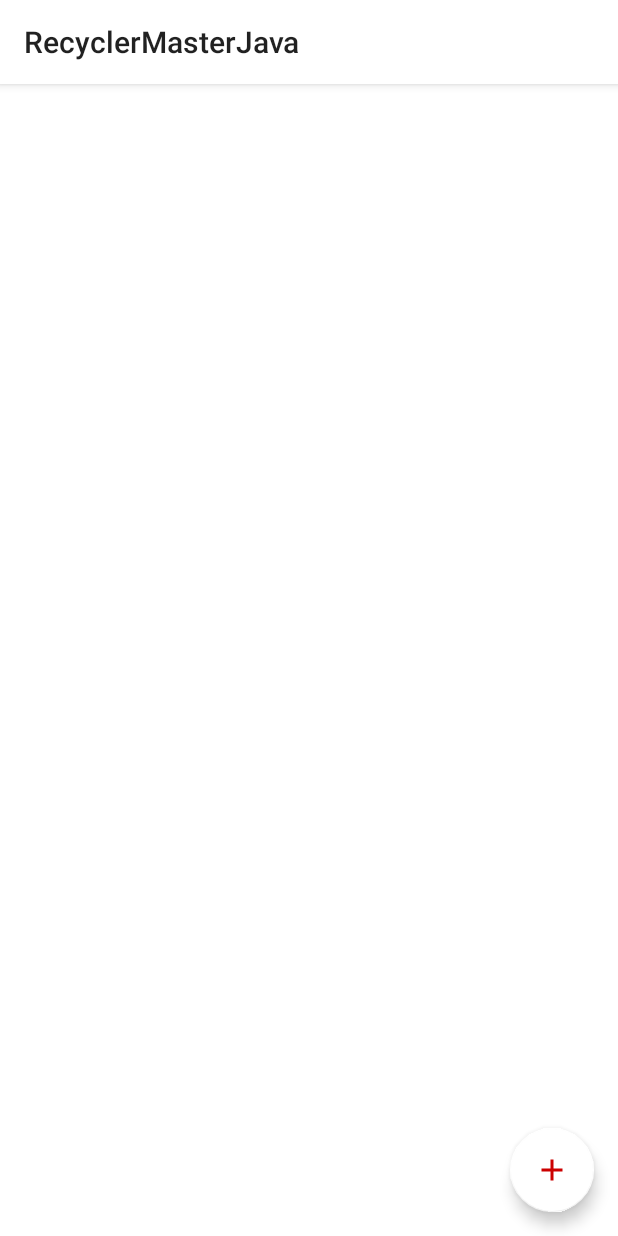
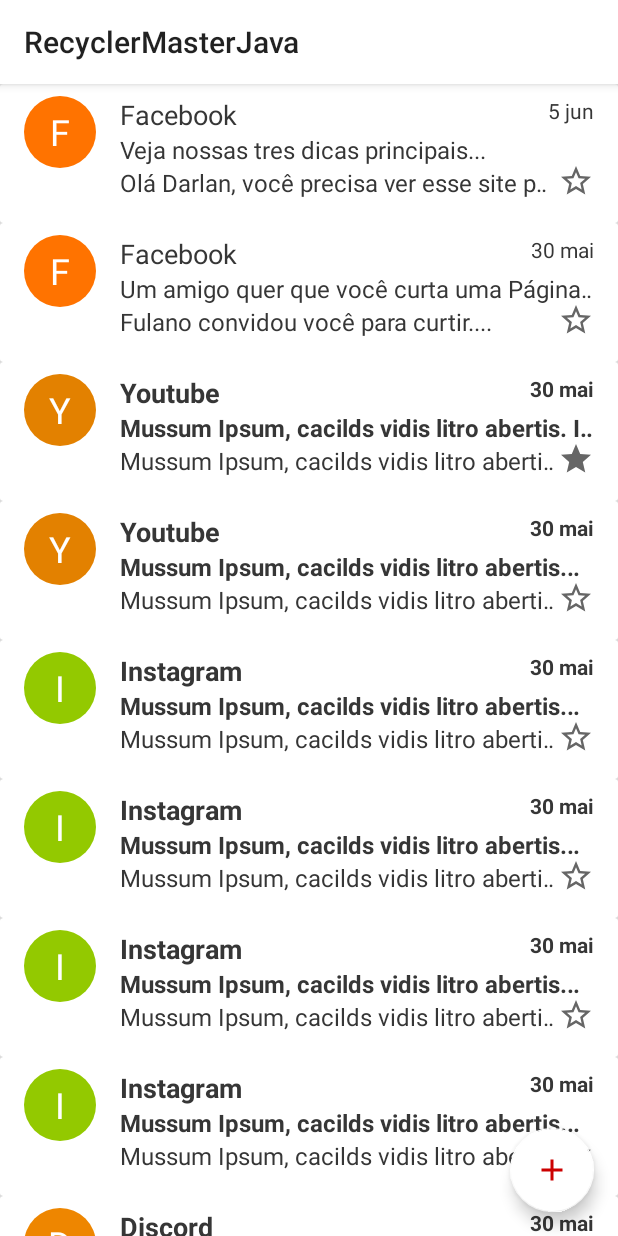
Before and after one commit to gabrieldarlan/recyclerviewjava, an Android app: the screen it shows after launch (MainActivity), on a phone screen of 412 x 824 dp. Run offline under Robolectric (Android 15) with nearby library versions, the phone set to English and light mode, and no system bars.

Commit message:
projeto completo

```diff
--- a/app/build.gradle
+++ b/app/build.gradle
@@ -20,6 +20,10 @@ android {
             proguardFiles getDefaultProguardFile('proguard-android-optimize.txt'), 'proguard-rules.pro'
         }
     }
+    compileOptions {
+        sourceCompatibility JavaVersion.VERSION_1_8
+        targetCompatibility JavaVersion.VERSION_1_8
+    }
 }
 
 dependencies {
--- /dev/null
+++ b/app/src/main/java/com/gdarlan/recyclermasterjava/EmailAdapter.java
@@ -0,0 +1,96 @@
+package com.gdarlan.recyclermasterjava;
+
+import android.graphics.Color;
+import android.graphics.Typeface;
+import android.graphics.drawable.ShapeDrawable;
+import android.graphics.drawable.shapes.OvalShape;
+import android.view.LayoutInflater;
+import android.view.View;
+import android.view.ViewGroup;
+import android.widget.ImageView;
+import android.widget.TextView;
+
+import androidx.annotation.ColorInt;
+import androidx.annotation.NonNull;
+import androidx.recyclerview.widget.RecyclerView;
+
+import com.gdarlan.recyclermasterjava.model.Email;
+
+import java.util.List;
+
+public class EmailAdapter extends RecyclerView.Adapter<EmailAdapter.EmaiViewHolder> {
+    private final List<Email> emails;
+
+    public EmailAdapter(List<Email> emails) {
+        this.emails = emails;
+    }
+
+    @NonNull
+    @Override
+    public EmaiViewHolder onCreateViewHolder(@NonNull ViewGroup parent, int viewType) {
+        View view = LayoutInflater.from(parent.getContext()).inflate(R.layout.email_item,
+                parent, false);
+
+        return new EmaiViewHolder(view);
+    }
+
+    @Override
+    public void onBindViewHolder(@NonNull EmaiViewHolder holder, int position) {
+        Email email = emails.get(position);
+        holder.bind(email);
+    }
+
+    @Override
+    public int getItemCount() {
+        return emails.size();
+    }
+
+    class EmaiViewHolder extends RecyclerView.ViewHolder {
+
+        TextView txtUser;
+        TextView txtIcon;
+        TextView txtSubject;
+        TextView txtPreview;
+        TextView txtDate;
+        ImageView imgStar;
+
+        public EmaiViewHolder(@NonNull View itemView) {
+            super(itemView);
+            txtUser = itemView.findViewById(R.id.txt_user);
+            txtIcon = itemView.findViewById(R.id.txt_icon);
+            txtSubject = itemView.findViewById(R.id.txt_subject);
+            txtPreview = itemView.findViewById(R.id.txt_preview);
+            txtDate = itemView.findViewById(R.id.txt_date);
+            imgStar = itemView.findViewById(R.id.img_star);
+
+        }
+
+        void bind(Email email) {
+            int hash = email.getUser().hashCode();
+            txtIcon.setText(String.valueOf(email.getUser().charAt(0)));
+            txtIcon.setBackground(oval(Color.rgb(hash, hash / 2, 0), txtIcon));
+            txtUser.setText(email.getUser());
+            txtSubject.setText(email.getSubject());
+            txtPreview.setText(email.getPreview());
+            txtDate.setText(email.getDate());
+
+            txtUser.setTypeface(Typeface.DEFAULT, email.isUnread() ? Typeface.BOLD : Typeface.NORMAL);
+            txtSubject.setTypeface(Typeface.DEFAULT, email.isUnread() ? Typeface.BOLD : Typeface.NORMAL);
+            txtDate.setTypeface(Typeface.DEFAULT, email.isUnread() ? Typeface.BOLD : Typeface.NORMAL);
+
+            imgStar.setImageResource(email.isStared() ?
+                    R.drawable.ic_star_black_24 :
+                    R.drawable.ic_baseline_star_border_24);
+
+        }
+    }
+
+    private static ShapeDrawable oval(@ColorInt int color, View view) {
+        ShapeDrawable shapeDrawable = new ShapeDrawable(new OvalShape());
+        shapeDrawable.setIntrinsicHeight(view.getHeight());
+        shapeDrawable.setIntrinsicWidth(view.getWidth());
+        shapeDrawable.getPaint().setColor(color);
+        return shapeDrawable;
+
+    }
+}
--- a/app/src/main/java/com/gdarlan/recyclermasterjava/MainActivity.java
+++ b/app/src/main/java/com/gdarlan/recyclermasterjava/MainActivity.java
@@ -1,8 +1,18 @@
 package com.gdarlan.recyclermasterjava;
 
 import androidx.appcompat.app.AppCompatActivity;
+import androidx.recyclerview.widget.RecyclerView;
 
 import android.os.Bundle;
+import android.view.View;
+import android.widget.Toast;
+
+import com.gdarlan.recyclermasterjava.model.Email;
+import com.gdarlan.recyclermasterjava.model.Emails;
+import com.google.android.material.floatingactionbutton.FloatingActionButton;
+
+import java.util.ArrayList;
+import java.util.List;
 
 public class MainActivity extends AppCompatActivity {
 
@@ -10,5 +20,11 @@ public class MainActivity extends AppCompatActivity {
     protected void onCreate(Bundle savedInstanceState) {
         super.onCreate(savedInstanceState);
         setContentView(R.layout.activity_main);
+
+        EmailAdapter emailAdapter = new EmailAdapter(new ArrayList<>(Emails.fakeEmails()));
+        RecyclerView rv = findViewById(R.id.recycler_view_main);
+        rv.setAdapter(emailAdapter);
+
+
     }
 }
--- /dev/null
+++ b/app/src/main/java/com/gdarlan/recyclermasterjava/model/Email.java
@@ -0,0 +1,135 @@
+package com.gdarlan.recyclermasterjava.model;
+
+public class Email {
+    private String user;
+    private String subject;
+    private String preview;
+    private String date;
+    private boolean stared;
+    private boolean unread;
+    private boolean select;
+
+    public String getUser() {
+        return user;
+    }
+
+    public void setUser(String user) {
+        this.user = user;
+    }
+
+    public String getSubject() {
+        return subject;
+    }
+
+    public void setSubject(String subject) {
+        this.subject = subject;
+    }
+
+    public String getPreview() {
+        return preview;
+    }
+
+    public void setPreview(String preview) {
+        this.preview = preview;
+    }
+
+    public String getDate() {
+        return date;
+    }
+
+    public void setDate(String date) {
+        this.date = date;
+    }
+
+    public boolean isStared() {
+        return stared;
+    }
+
+    public void setStared(boolean stared) {
+        this.stared = stared;
+    }
+
+    public boolean isUnread() {
+        return unread;
+    }
+
+    public void setUnread(boolean unread) {
+        this.unread = unread;
+    }
+
+    public boolean isSelect() {
+        return select;
+    }
+
+    public void setSelect(boolean select) {
+        this.select = select;
+    }
+
+    public static class EmailBuilder {
+        private String user;
+        private String subject;
+        private String preview;
+        private String date;
+        private boolean stared;
+        private boolean unread;
+        private boolean select;
+
+        public EmailBuilder setUser(String user) {
+            this.user = user;
+            return this;
+        }
+
+        public EmailBuilder setSubject(String subject) {
+            this.subject = subject;
+            return this;
+        }
+
+        public EmailBuilder setPreview(String preview) {
+            this.preview = preview;
+            return this;
+        }
+
+        public EmailBuilder setDate(String date) {
+            this.date = date;
+            return this;
+        }
+
+        public EmailBuilder setStared(boolean stared) {
+            this.stared = stared;
+            return this;
+        }
+
+        public EmailBuilder setUnread(boolean unread) {
+            this.unread = unread;
+            return this;
+        }
+
+        public EmailBuilder setSelect(boolean select) {
+            this.select = select;
+            return this;
+        }
+
+        private EmailBuilder() {
+        }
+
+        public static EmailBuilder builder() {
+            return new EmailBuilder();
+        }
+
+        public Email build() {
+            Email email = new Email();
+            email.user = user;
+            email.subject = subject;
+            email.preview = preview;
+            email.date = date;
+            email.select = select;
+            email.stared = stared;
+            email.unread = unread;
+
+            return email;
+        }
+
+    }
+
+
+}
--- /dev/null
+++ b/app/src/main/java/com/gdarlan/recyclermasterjava/model/Emails.java
@@ -0,0 +1,95 @@
+package com.gdarlan.recyclermasterjava.model;
+
+import java.util.Arrays;
+import java.util.List;
+
+public class Emails {
+    public static List<Email> fakeEmails() {
+        return Arrays.asList(
+                Email.EmailBuilder.builder()
+                        .setUser("Facebook")
+                        .setSubject("Veja nossas tres dicas principais...")
+                        .setPreview("Olá Darlan, você precisa ver esse site para")
+                        .setDate("5 jun")
+                        .build(),
+
+                Email.EmailBuilder.builder()
+                        .setUser("Facebook")
+                        .setSubject("Um amigo quer que você curta uma Página dele")
+                        .setPreview("Fulano convidou você para curtir....")
+                        .setDate("30 mai")
+                        .build(),
+
+                Email.EmailBuilder.builder()
+                        .setUser("Youtube")
+                        .setSubject("Mussum Ipsum, cacilds vidis litro abertis. Interessantiss ")
+                        .setPreview("Mussum Ipsum, cacilds vidis litro abertis. Interessantiss quisso pudia ce receita de bolis, mais bolis eu num gostis. ")
+                        .setDate("30 mai")
+                        .setStared(true)
+                        .setUnread(true)
+                        .build(),
+
+                Email.EmailBuilder.builder()
+                        .setUser("Youtube")
+                        .setSubject("Mussum Ipsum, cacilds vidis litro abertis. Delegadis gente ")
+                        .setPreview("Mussum Ipsum, cacilds vidis litro abertis. Delegadis gente finis, bibendum egestas augue arcu ut est. Interessantiss quisso pudia ce receita de bolis, mais bolis eu num gostis.")
+                        .setDate("30 mai")
+                        .setUnread(true)
+                        .build(),
+                Email.EmailBuilder.builder()
+                        .setUser("Instagram")
+                        .setSubject("Mussum Ipsum, cacilds vidis litro abertis. Delegadis gente ")
+                        .setPreview("Mussum Ipsum, cacilds vidis litro abertis. Delegadis gente finis, bibendum egestas augue arcu ut est. Interessantiss quisso pudia ce receita de bolis, mais bolis eu num gostis.")
+                        .setDate("30 mai")
+                        .setUnread(true)
+                        .build(), Email.EmailBuilder.builder()
+                        .setUser("Instagram")
+                        .setSubject("Mussum Ipsum, cacilds vidis litro abertis. Delegadis gente ")
+                        .setPreview("Mussum Ipsum, cacilds vidis litro abertis. Delegadis gente finis, bibendum egestas augue arcu ut est. Interessantiss quisso pudia ce receita de bolis, mais bolis eu num gostis.")
+                        .setDate("30 mai")
+                        .setUnread(true)
+                        .build(), Email.EmailBuilder.builder()
+                        .setUser("Instagram")
+                        .setSubject("Mussum Ipsum, cacilds vidis litro abertis. Delegadis gente ")
+                        .setPreview("Mussum Ipsum, cacilds vidis litro abertis. Delegadis gente finis, bibendum egestas augue arcu ut est. Interessantiss quisso pudia ce receita de bolis, mais bolis eu num gostis.")
+                        .setDate("30 mai")
+                        .setUnread(true)
+                        .build(), Email.EmailBuilder.builder()
+                        .setUser("Instagram")
+                        .setSubject("Mussum Ipsum, cacilds vidis litro abertis. Delegadis gente ")
+                        .setPreview("Mussum Ipsum, cacilds vidis litro abertis. Delegadis gente finis, bibendum egestas augue arcu ut est. Interessantiss quisso pudia ce receita de bolis, mais bolis eu num gostis.")
+                        .setDate("30 mai")
+                        .setUnread(true)
+                        .build(),
+                Email.EmailBuilder.builder()
+                        .setUser("Discord")
+                        .setSubject("Mussum Ipsum, cacilds vidis litro abertis. Delegadis gente ")
+                        .setPreview("Mussum Ipsum, cacilds vidis litro abertis. Delegadis gente finis, bibendum egestas augue arcu ut est. Interessantiss quisso pudia ce receita de bolis, mais bolis eu num gostis.")
+                        .setDate("30 mai")
+                        .setUnread(true)
+                        .build(),
+                Email.EmailBuilder.builder()
+                        .setUser("Instagram")
+                        .setSubject("Mussum Ipsum, cacilds vidis litro abertis. Delegadis gente ")
+                        .setPreview("Mussum Ipsum, cacilds vidis litro abertis. Delegadis gente finis, bibendum egestas augue arcu ut est. Interessantiss quisso pudia ce receita de bolis, mais bolis eu num gostis.")
+                        .setDate("30 mai")
+                        .setUnread(true)
+                        .build(),
+                Email.EmailBuilder.builder()
+                        .setUser("Discord")
+                        .setSubject("Mussum Ipsum, cacilds vidis litro abertis. Delegadis gente ")
+                        .setPreview("Mussum Ipsum, cacilds vidis litro abertis. Delegadis gente finis, bibendum egestas augue arcu ut est. Interessantiss quisso pudia ce receita de bolis, mais bolis eu num gostis.")
+                        .setDate("30 mai")
+                        .setUnread(true)
+                        .build(),
+                Email.EmailBuilder.builder()
+                        .setUser("Youtube")
+                        .setSubject("Mussum Ipsum, cacilds vidis litro abertis. Delegadis gente ")
+                        .setPreview("Mussum Ipsum, cacilds vidis litro abertis. Delegadis gente finis, bibendum egestas augue arcu ut est. Interessantiss quisso pudia ce receita de bolis, mais bolis eu num gostis.")
+                        .setDate("30 mai")
+                        .setUnread(true)
+                        .build()
+
+        );
+    }
+}
--- /dev/null
+++ b/app/src/main/res/drawable/ic_star_black_24.xml
@@ -0,0 +1,10 @@
+<vector xmlns:android="http://schemas.android.com/apk/res/android"
+    android:width="24dp"
+    android:height="24dp"
+    android:viewportWidth="24"
+    android:viewportHeight="24"
+    android:tint="?attr/colorControlNormal">
+  <path
+      android:fillColor="@android:color/white"
+      android:pathData="M12,17.27L18.18,21l-1.64,-7.03L22,9.24l-7.19,-0.61L12,2 9.19,8.63 2,9.24l5.46,4.73L5.82,21z"/>
+</vector>
--- a/app/src/main/res/layout/email_item.xml
+++ b/app/src/main/res/layout/email_item.xml
@@ -74,7 +74,7 @@
             tools:text="20 mai" />
 
         <ImageView
-            android:id="@+id/img_start"
+            android:id="@+id/img_star"
             android:layout_width="24dp"
             android:layout_height="24dp"
             android:layout_alignParentEnd="true"
```
